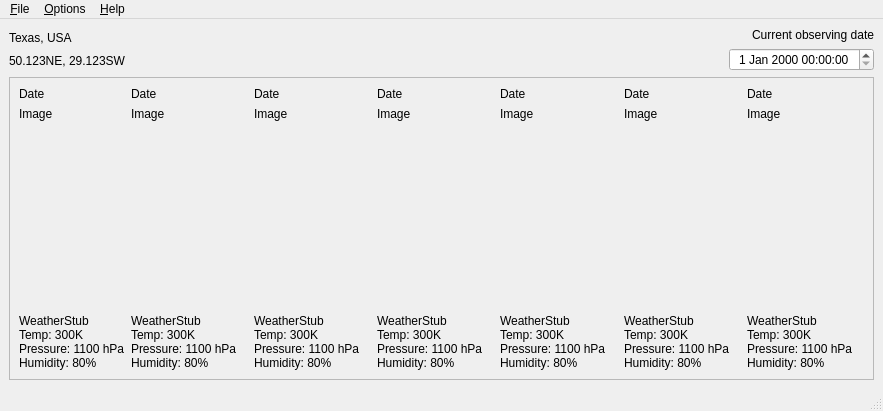
The window that app.ui (ghadd/WeatherApp) describes before a commit, drawn with Qt 5.
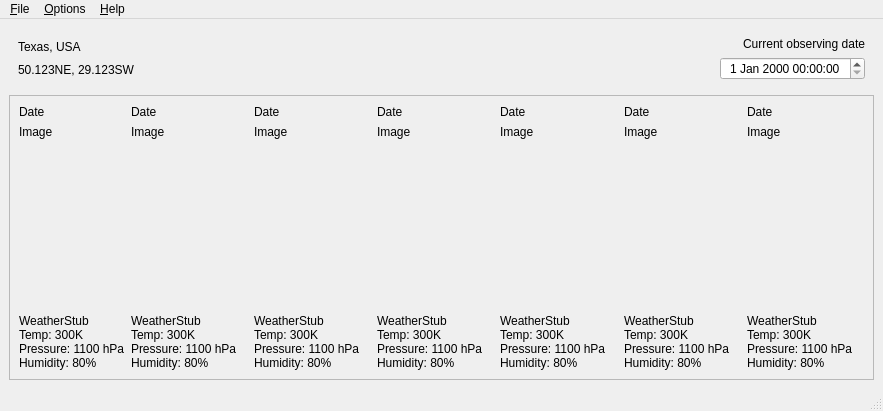
The same window after the commit. Icons and pictures are not drawn.

```diff
--- a/app.ui
+++ b/app.ui
@@ -19,9 +19,10 @@
    </property>
    <layout class="QVBoxLayout" name="verticalLayout">
     <item>
-     <layout class="QHBoxLayout" name="horizontalLayout_3">
+     <widget class="QWidget" name="cityInfoWidget" native="true">
+      <layout class="QHBoxLayout" name="horizontalLayout_2">
       <item>
-       <layout class="QVBoxLayout" name="verticalLayout_4">
+        <layout class="QVBoxLayout" name="cityInfoVBoxLayout">
         <item>
          <widget class="QLabel" name="label_3">
           <property name="sizePolicy">
@@ -54,7 +55,7 @@
        </layout>
       </item>
       <item>
-       <layout class="QVBoxLayout" name="verticalLayout_2">
+        <layout class="QVBoxLayout" name="currentObservingDateVBoxLayout">
         <item alignment="Qt::AlignRight|Qt::AlignVCenter">
          <widget class="QLabel" name="label">
           <property name="enabled">
@@ -90,6 +91,7 @@
        </layout>
       </item>
      </layout>
+     </widget>
     </item>
     <item>
      <widget class="QScrollArea" name="scrollArea">
@@ -102,7 +104,7 @@
          <x>0</x>
          <y>0</y>
          <width>863</width>
-         <height>299</height>
+         <height>283</height>
         </rect>
        </property>
        <layout class="QHBoxLayout" name="horizontalLayout">
```
Left out of the diff: 90 changed lines with no effect on the pictures. Lines whose indentation alone changed are shown as unchanged.
